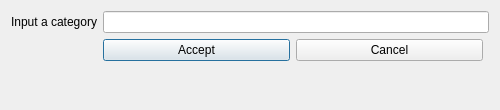
Above: addcategorywindow.ui from SkyBlue10/Taskbook before the change. Below: the same form after it.
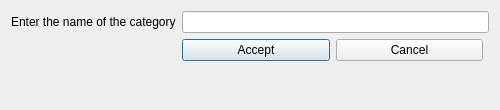
That is the form after the change.

```diff
--- a/addcategorywindow.ui
+++ b/addcategorywindow.ui
@@ -11,16 +11,9 @@
 			</rect>
 		</property>
 		<property name="windowTitle">
-			<string>AddCategoryWindow</string>
-		</property>
-		<layout class="QGridLayout" name="gridLayout" rowstretch="0,0,0,0" columnstretch="0,1,0">
-			<item row="0" column="0">
-				<widget class="QLabel" name="qlInput">
-					<property name="text">
-						<string>Input a category</string>
-					</property>
-				</widget>
-			</item>
+   <string>Add Category</string>
+  </property>
+  <layout class="QGridLayout" name="gridLayout" rowstretch="0,0,0" columnstretch="0,1,0">
 			<item row="2" column="1" colspan="2">
 				<widget class="QLabel" name="qlError">
 					<property name="lineWidth">
@@ -52,6 +45,13 @@
 					</item>
 				</layout>
 			</item>
+   <item row="0" column="0">
+    <widget class="QLabel" name="qlInput">
+     <property name="text">
+      <string>Enter the name of the category</string>
+     </property>
+    </widget>
+   </item>
 		</layout>
 	</widget>
 	<layoutdefault spacing="6" margin="11"/>
```
Left out of the diff: 2 changed lines with no effect on the pictures. Lines whose indentation alone changed are shown as unchanged.
